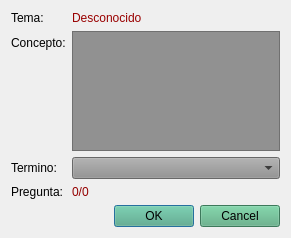
Old version of the form preguntaform.ui in the repository Hayai01/AskMe_v1.
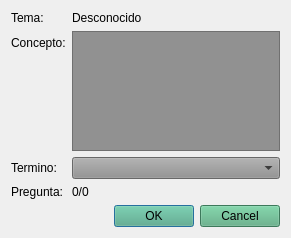
New version of the form.

Patch:
```diff
--- a/preguntaform.ui
+++ b/preguntaform.ui
@@ -28,7 +28,7 @@
     <widget class="QLabel" name="lblTema">
      <property name="styleSheet">
       <string notr="true">font: 900 italic 9pt &quot;Segoe UI&quot;;
-color: rgb(153, 0, 0);</string>
+color: rgb(0, 0, 0);</string>
      </property>
      <property name="text">
       <string>Desconocido</string>
@@ -74,7 +74,7 @@
     <widget class="QLabel" name="lblContador">
      <property name="styleSheet">
       <string notr="true">font: 700 italic 9pt &quot;Segoe UI&quot;;
-color: rgb(148, 0, 0);</string>
+color: rgb(0, 0, 0);</string>
      </property>
      <property name="text">
       <string>0/0</string>
```
